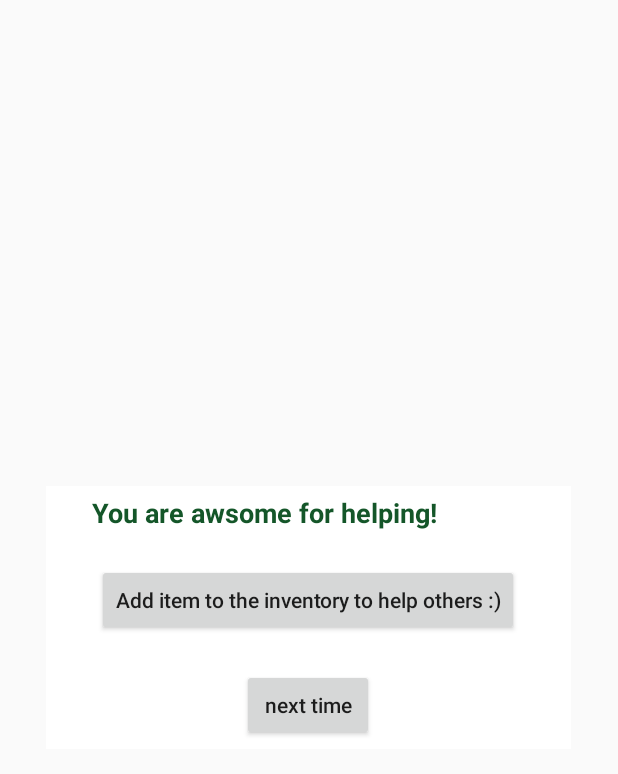
After one commit to Yaelsarusi/Neighborly, an Android app: the layout popup_ask_if_add_new_item.xml on its own in the app's theme, with its tools: preview values and no code run, on a phone screen of 412 x 824 dp. The commit adds this screen. Shown: the top 774 px of the screen. Run offline under Robolectric (Android 15) with nearby library versions, the phone set to English and light mode, and no system bars.

Commit message:
started working on ask if wants to add new item popup

```diff
--- a/app/src/main/java/com/example/neighborly/RequestActivity.java
+++ b/app/src/main/java/com/example/neighborly/RequestActivity.java
@@ -267,5 +267,14 @@ public class RequestActivity extends AppCompatActivity {
         popupRequestDialog.show();
     }
 
+    private void showAskIfAddNewItemPopup() {
+        popupRequestDialog = new Dialog(this);
+        popupRequestDialog.setContentView(R.layout.popup_ask_if_add_new_item);
+
+        Button closeButton = popupRequestDialog.findViewById(R.id.exit);
+        final Button sendButton = popupRequestDialog.findViewById(R.id.send);
+
+        popupRequestDialog.show();
+    }
 
 }
--- /dev/null
+++ b/app/src/main/res/layout/popup_ask_if_add_new_item.xml
@@ -0,0 +1,45 @@
+<LinearLayout xmlns:android="http://schemas.android.com/apk/res/android"
+    xmlns:app="http://schemas.android.com/apk/res-auto"
+    android:layout_width="350dp"
+    android:layout_height="wrap_content"
+    android:layout_gravity="center"
+    android:background="@color/white"
+    android:orientation="vertical"
+    android:padding="5dp">
+
+    <TextView
+        android:id="@+id/title"
+        style="@style/TextColor"
+        android:layout_width="288dp"
+        android:layout_height="wrap_content"
+        android:layout_gravity="center"
+        android:text="@string/askToAddNewItem"
+        android:textAppearance="@style/TextAppearance.AppCompat.Medium"
+        android:textStyle="bold"/>
+
+    <Space
+        android:layout_width="match_parent"
+        android:layout_height="22dp" />
+
+    <Button
+        android:id="@+id/addItem"
+        android:layout_width="wrap_content"
+        android:layout_height="wrap_content"
+        android:layout_gravity="center"
+        android:text="@string/add_item_to_the_inventory_to_help_others"
+        android:textAllCaps="false" />
+
+    <Space
+        android:layout_width="match_parent"
+        android:layout_height="22dp" />
+
+    <Button
+        android:id="@+id/exit"
+        android:layout_width="wrap_content"
+        android:layout_height="wrap_content"
+        android:text="@string/next_time"
+        android:layout_gravity="center"
+        android:textAllCaps="false"/>
+
+
+</LinearLayout>
--- a/app/src/main/res/values/strings.xml
+++ b/app/src/main/res/values/strings.xml
@@ -56,4 +56,7 @@
     <string name="isResolvedTitle">Is Resolved?</string>
     <string name="request_resolved_message">Glad it worked out!
         Say thanks by sending out a badge</string>
+    <string name="askToAddNewItem">You are awsome for helping!</string>
+    <string name="add_item_to_the_inventory_to_help_others">Add item to the inventory to help others :)</string>
+    <string name="next_time">next time</string>
 </resources>
```
